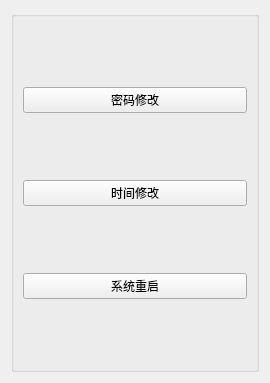
Qt form BusBar-Qt/setting/setsystem/othersettingdlg.ui (luozhiyong131/BusBar) before a commit.
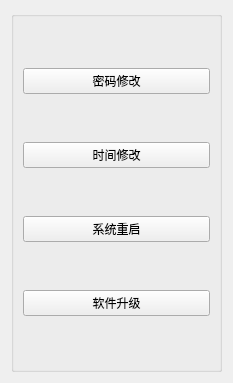
The same form after that commit.

```diff
--- a/BusBar-Qt/setting/setsystem/othersettingdlg.ui
+++ b/BusBar-Qt/setting/setsystem/othersettingdlg.ui
@@ -6,7 +6,7 @@
    <rect>
     <x>0</x>
     <y>0</y>
-    <width>270</width>
+    <width>233</width>
     <height>383</height>
    </rect>
   </property>
@@ -44,6 +44,13 @@
         </property>
        </widget>
       </item>
+      <item>
+       <widget class="QPushButton" name="updateBtn">
+        <property name="text">
+         <string>软件升级</string>
+        </property>
+       </widget>
+      </item>
      </layout>
     </widget>
    </item>
```
Left out of the diff: 6 changed lines with no effect on the pictures.
